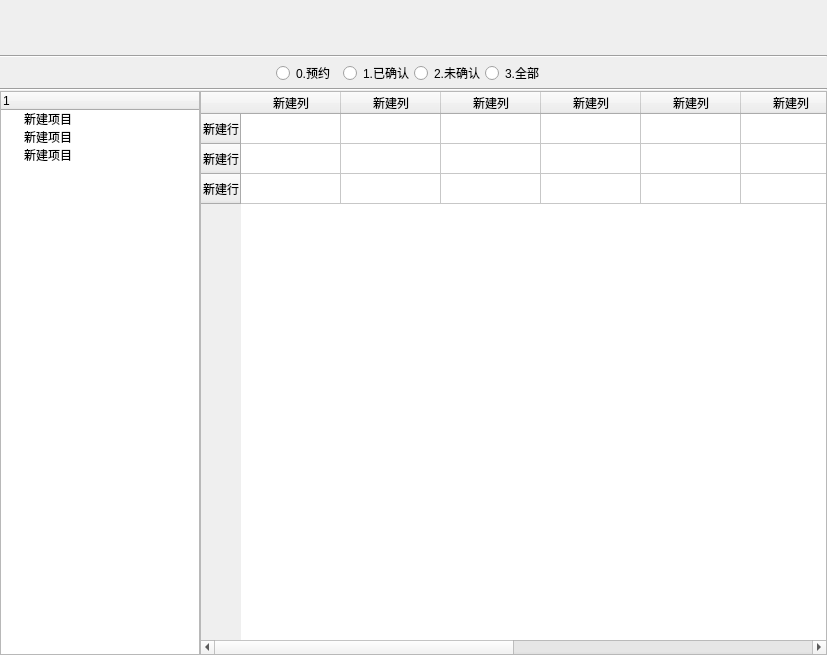
The window that ui/rentaldocumentwidget.ui (longcp/CarRentalManagement) describes before a commit, drawn with Qt 5.
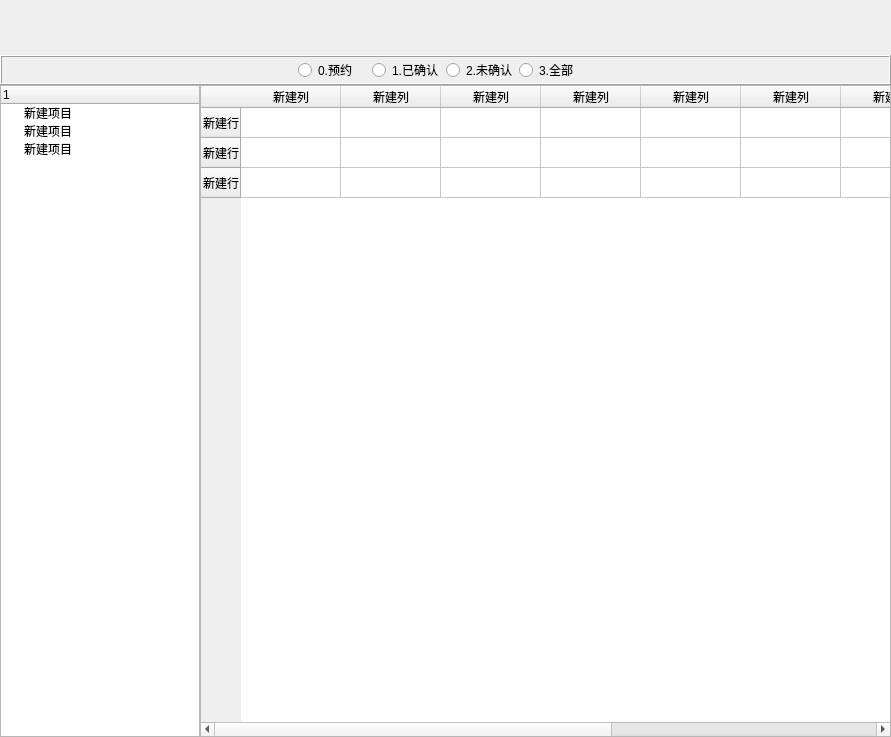
The same window after the commit.

The edit to the form file:
```diff
--- a/ui/rentaldocumentwidget.ui
+++ b/ui/rentaldocumentwidget.ui
@@ -6,14 +6,14 @@
    <rect>
     <x>0</x>
     <y>0</y>
-    <width>827</width>
-    <height>655</height>
+    <width>891</width>
+    <height>737</height>
    </rect>
   </property>
   <property name="windowTitle">
    <string>Form</string>
   </property>
-  <layout class="QVBoxLayout" name="mainVerticalLayout" stretch="0,0,0,0,1">
+  <layout class="QVBoxLayout" name="mainVerticalLayout" stretch="0,0,1">
    <property name="spacing">
     <number>0</number>
    </property>
@@ -63,17 +63,7 @@
     </widget>
    </item>
    <item>
-    <widget class="Line" name="line">
-     <property name="lineWidth">
-      <number>1</number>
-     </property>
-     <property name="orientation">
-      <enum>Qt::Horizontal</enum>
-     </property>
-    </widget>
-   </item>
-   <item>
-    <widget class="QWidget" name="statusWidget" native="true">
+    <widget class="QFrame" name="statusFrame">
      <property name="minimumSize">
       <size>
        <width>0</width>
@@ -86,7 +76,13 @@
        <height>30</height>
       </size>
      </property>
-     <layout class="QHBoxLayout" name="statusHorizonLayout">
+     <property name="frameShape">
+      <enum>QFrame::Box</enum>
+     </property>
+     <property name="frameShadow">
+      <enum>QFrame::Raised</enum>
+     </property>
+     <layout class="QHBoxLayout" name="statusHorizontalLayout">
       <property name="spacing">
        <number>0</number>
       </property>
@@ -103,7 +99,9 @@
        <number>0</number>
       </property>
       <item>
-       <widget class="QWidget" name="widget" native="true"/>
+       <widget class="QWidget" name="widget" native="true">
+        <zorder>radioWidget</zorder>
+       </widget>
       </item>
       <item>
        <widget class="QWidget" name="radioWidget" native="true">
@@ -160,13 +158,6 @@
      </layout>
     </widget>
    </item>
-   <item>
-    <widget class="Line" name="line_2">
-     <property name="orientation">
-      <enum>Qt::Horizontal</enum>
-     </property>
-    </widget>
-   </item>
    <item>
     <widget class="QWidget" name="documentWidget" native="true">
      <layout class="QHBoxLayout" name="documentHorizonLayout">
```
